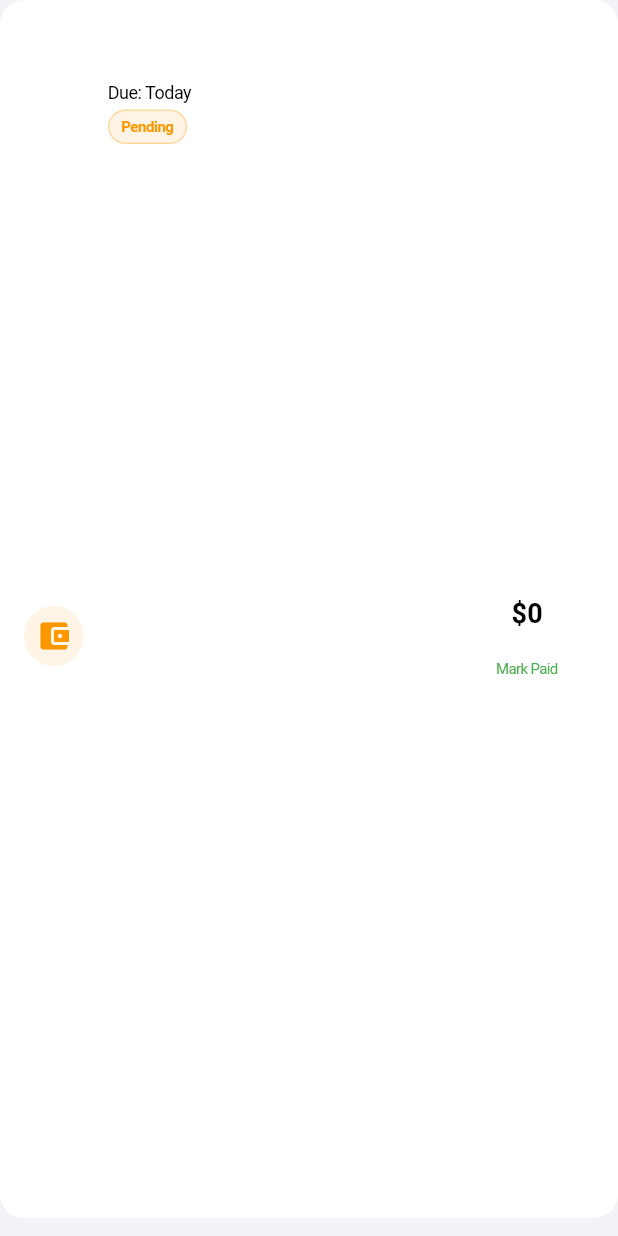
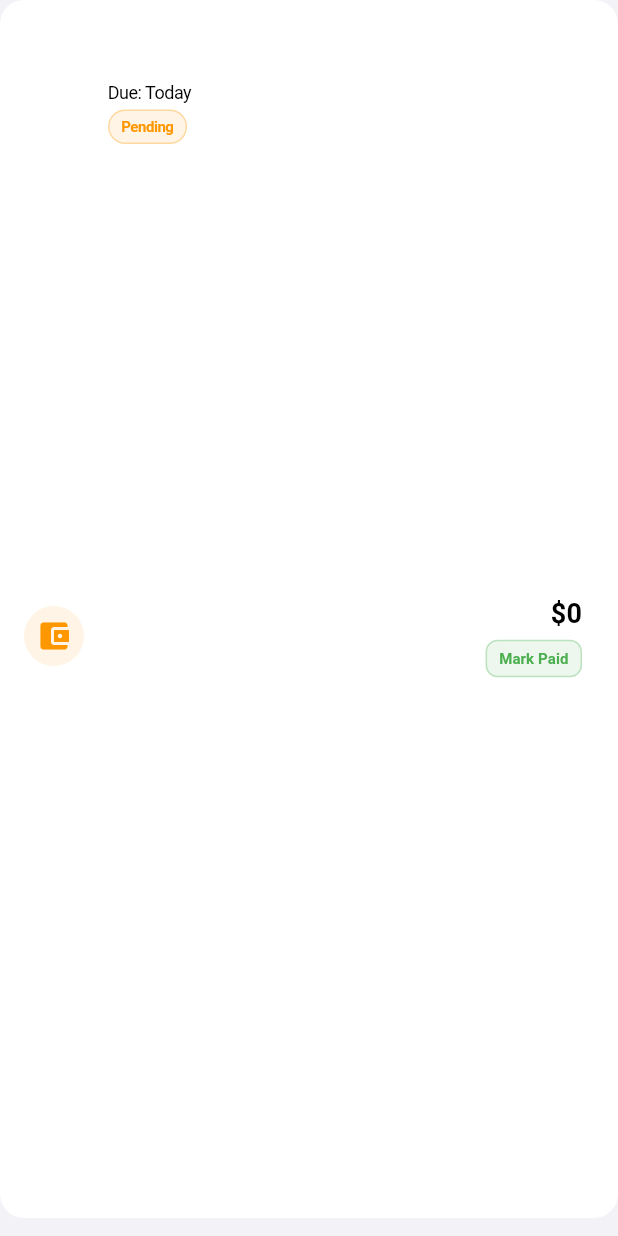
Before and after one commit to johnychnouda/Bechaalany-Debt, a Flutter app: the _DebtCard widget shown alone on an empty page, opened directly with empty values, on a phone screen of 412 x 824 dp. Run offline on Flutter 3.47's test engine with Material 3 defaults, Android fonts, the phone set to English and light mode, and no system bars; our stand-ins replace connectivity_plus, flutter_local_notifications, flutter_svg, hive, hive_flutter, pdf and 1 more; accounts and stored records are empty; generated files the repository leaves out were written again.

Commit message:
Fix debts screen data fetching: add smart refresh logic for status changes

```diff
--- a/lib/screens/debts_screen.dart
+++ b/lib/screens/debts_screen.dart
@@ -19,6 +19,7 @@ class _DebtsScreenState extends State<DebtsScreen> {
   List<Debt> _filteredDebts = [];
   final TextEditingController _searchController = TextEditingController();
   String _selectedStatus = 'All';
+  Set<String> _lastKnownDebtIds = {};
 
   @override
   void initState() {
@@ -149,7 +150,9 @@ class _DebtsScreenState extends State<DebtsScreen> {
     return Consumer<AppState>(
       builder: (context, appState, child) {
         // Update filtered debts when app state changes
-        if (_filteredDebts.isEmpty || _filteredDebts.length != appState.debts.length) {
+        final currentDebtIds = appState.debts.map((d) => '${d.id}_${d.status}').toSet();
+        if (_lastKnownDebtIds != currentDebtIds) {
+          _lastKnownDebtIds = currentDebtIds;
           WidgetsBinding.instance.addPostFrameCallback((_) {
             _filterDebts();
           });
@@ -383,8 +386,11 @@ class _DebtCard extends StatelessWidget {
             ),
           ],
         ),
-        trailing: Column(
+        trailing: SizedBox(
+          width: 80,
+          child: Column(
             mainAxisAlignment: MainAxisAlignment.center,
+            crossAxisAlignment: CrossAxisAlignment.end,
             children: [
               Text(
                 '\$${debt.amount.toStringAsFixed(0)}',
@@ -394,18 +400,33 @@ class _DebtCard extends StatelessWidget {
                   color: Theme.of(context).textTheme.titleMedium?.color,
                 ),
               ),
-            if (debt.status != DebtStatus.paid)
-              TextButton(
-                onPressed: onMarkAsPaid,
+              if (debt.status != DebtStatus.paid) ...[
+                const SizedBox(height: 4),
+                GestureDetector(
+                  onTap: onMarkAsPaid,
+                  child: Container(
+                    padding: const EdgeInsets.symmetric(horizontal: 8, vertical: 4),
+                    decoration: BoxDecoration(
+                      color: Colors.green.withOpacity(0.1),
+                      borderRadius: BorderRadius.circular(8),
+                      border: Border.all(
+                        color: Colors.green.withOpacity(0.3),
+                        width: 1,
+                      ),
+                    ),
                     child: Text(
                       'Mark Paid',
                       style: TextStyle(
                         fontSize: 10,
+                        fontWeight: FontWeight.w600,
                         color: Colors.green,
                       ),
                     ),
                   ),
+                ),
               ],
+            ],
+          ),
         ),
         onTap: onViewCustomer,
       ),
```
Lines whose indentation alone changed are shown as unchanged.
